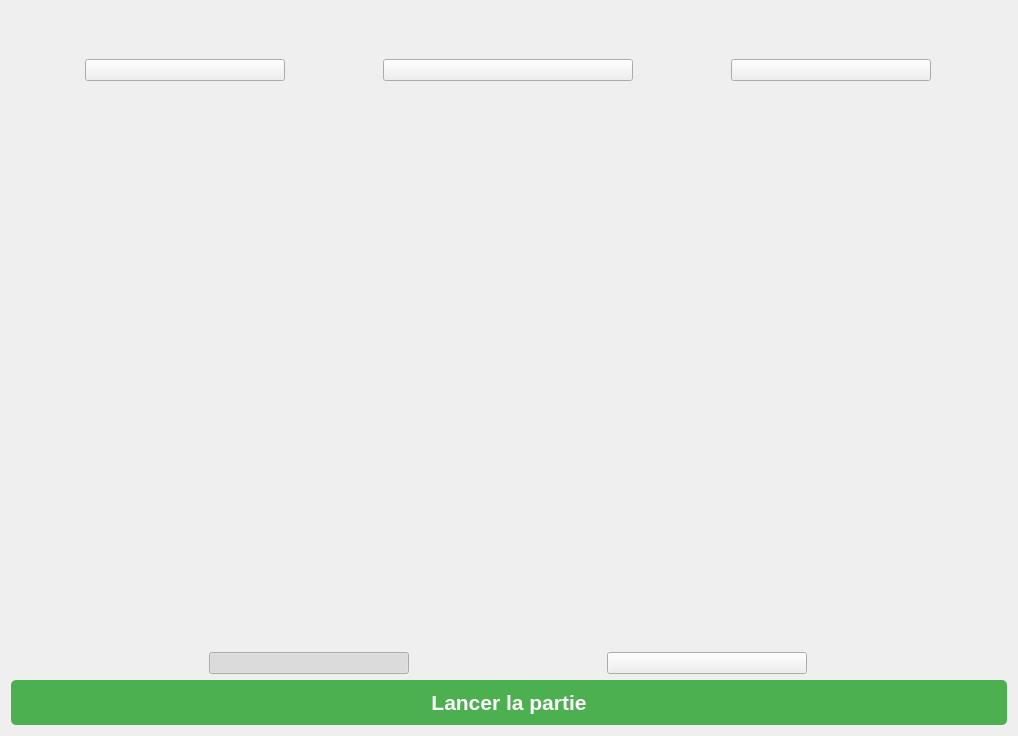
The window that python/ui/homePage.ui (LepTho2233127/CNChess) describes before a commit, drawn with Qt 5.
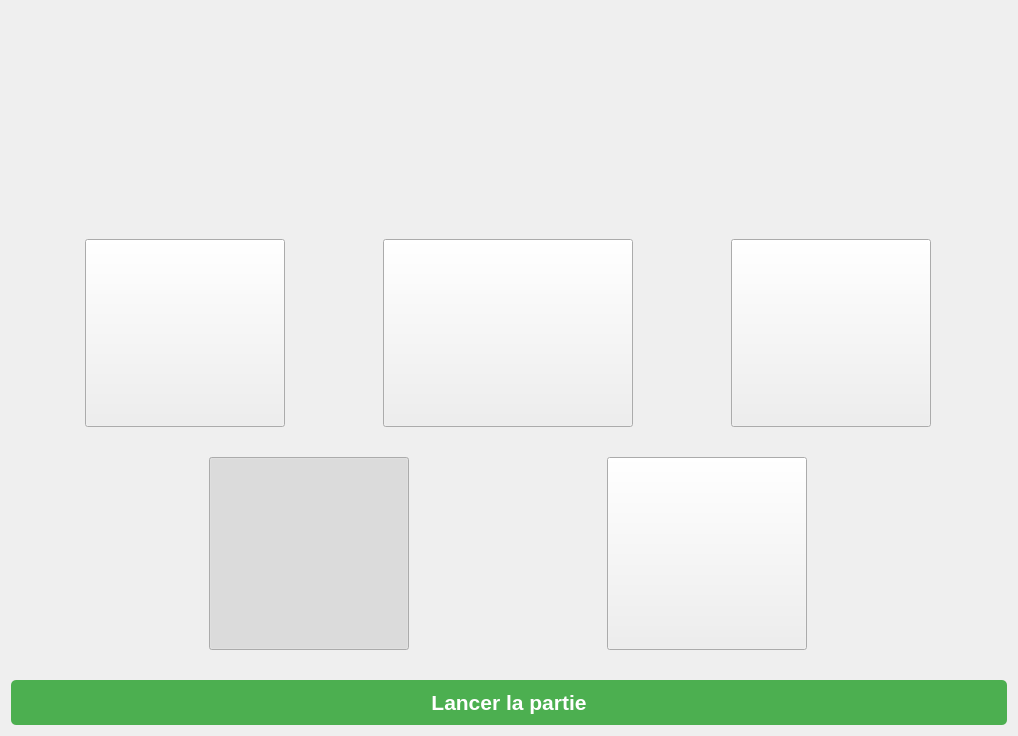
The same window after the commit. Icons and pictures are not drawn.

The edit to the form file:
```diff
--- a/python/ui/homePage.ui
+++ b/python/ui/homePage.ui
@@ -14,6 +14,9 @@
    <string>Form</string>
   </property>
   <layout class="QVBoxLayout" name="verticalLayout">
+   <property name="spacing">
+    <number>30</number>
+   </property>
    <item>
     <layout class="QHBoxLayout" name="horizontalLayout">
      <item>
@@ -156,84 +159,6 @@
      </item>
     </layout>
    </item>
-   <item>
-    <spacer name="verticalSpacer_6">
-     <property name="orientation">
-      <enum>Qt::Vertical</enum>
-     </property>
-     <property name="sizeHint" stdset="0">
-      <size>
-       <width>50</width>
-       <height>100</height>
-      </size>
-     </property>
-    </spacer>
-   </item>
-   <item>
-    <spacer name="verticalSpacer_2">
-     <property name="orientation">
-      <enum>Qt::Vertical</enum>
-     </property>
-     <property name="sizeHint" stdset="0">
-      <size>
-       <width>20</width>
-       <height>40</height>
-      </size>
-     </property>
-    </spacer>
-   </item>
-   <item>
-    <spacer name="verticalSpacer_5">
-     <property name="orientation">
-      <enum>Qt::Vertical</enum>
-     </property>
-     <property name="sizeHint" stdset="0">
-      <size>
-       <width>20</width>
-       <height>40</height>
-      </size>
-     </property>
-    </spacer>
-   </item>
-   <item>
-    <spacer name="verticalSpacer_4">
-     <property name="orientation">
-      <enum>Qt::Vertical</enum>
-     </property>
-     <property name="sizeHint" stdset="0">
-      <size>
-       <width>20</width>
-       <height>40</height>
-      </size>
-     </property>
-    </spacer>
-   </item>
-   <item>
-    <spacer name="verticalSpacer">
-     <property name="orientation">
-      <enum>Qt::Vertical</enum>
-     </property>
-     <property name="sizeHint" stdset="0">
-      <size>
-       <width>50</width>
-       <height>150</height>
-      </size>
-     </property>
-    </spacer>
-   </item>
-   <item>
-    <spacer name="verticalSpacer_3">
-     <property name="orientation">
-      <enum>Qt::Vertical</enum>
-     </property>
-     <property name="sizeHint" stdset="0">
-      <size>
-       <width>20</width>
-       <height>40</height>
-      </size>
-     </property>
-    </spacer>
-   </item>
    <item>
     <layout class="QHBoxLayout" name="layoutColor">
      <property name="spacing">
```
